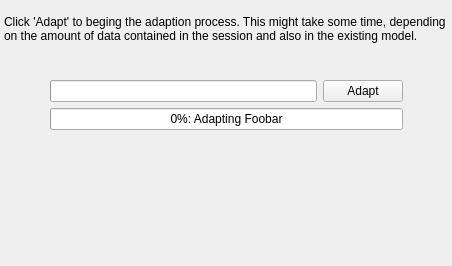
Above: res/ui/adaptwizard-enaction.ui from smartboyhw/speechcontrol before the change. Below: the same form after it.
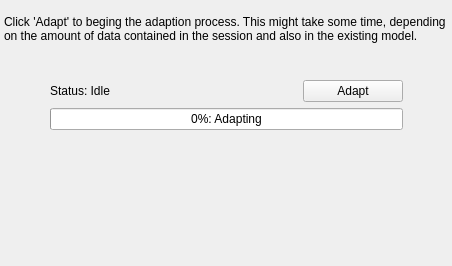
That is the form after the change.

Diff of the .ui file:
```diff
--- a/res/ui/adaptwizard-enaction.ui
+++ b/res/ui/adaptwizard-enaction.ui
@@ -96,23 +96,20 @@
     <item row="2" column="1">
      <layout class="QHBoxLayout" name="horizontalLayout">
       <item>
-       <widget class="QProgressBar" name="progressBarStatus">
-        <property name="minimum">
-         <number>0</number>
-        </property>
-        <property name="maximum">
-         <number>9</number>
-        </property>
-        <property name="value">
-         <number>0</number>
-        </property>
-        <property name="format">
-         <string/>
+       <widget class="QLabel" name="statusInfo">
+        <property name="text">
+         <string>Status: Idle</string>
         </property>
        </widget>
       </item>
       <item>
        <widget class="QPushButton" name="btnAdapt">
+        <property name="maximumSize">
+         <size>
+          <width>100</width>
+          <height>16777215</height>
+         </size>
+        </property>
         <property name="text">
          <string>Adapt</string>
         </property>
@@ -138,11 +135,14 @@
     </item>
     <item row="3" column="1">
      <widget class="QProgressBar" name="progressBarOverall">
+      <property name="maximum">
+       <number>10</number>
+      </property>
       <property name="value">
        <number>0</number>
       </property>
       <property name="format">
-       <string>%p%: Adapting Foobar</string>
+       <string>%p%: Adapting</string>
       </property>
      </widget>
     </item>
```
